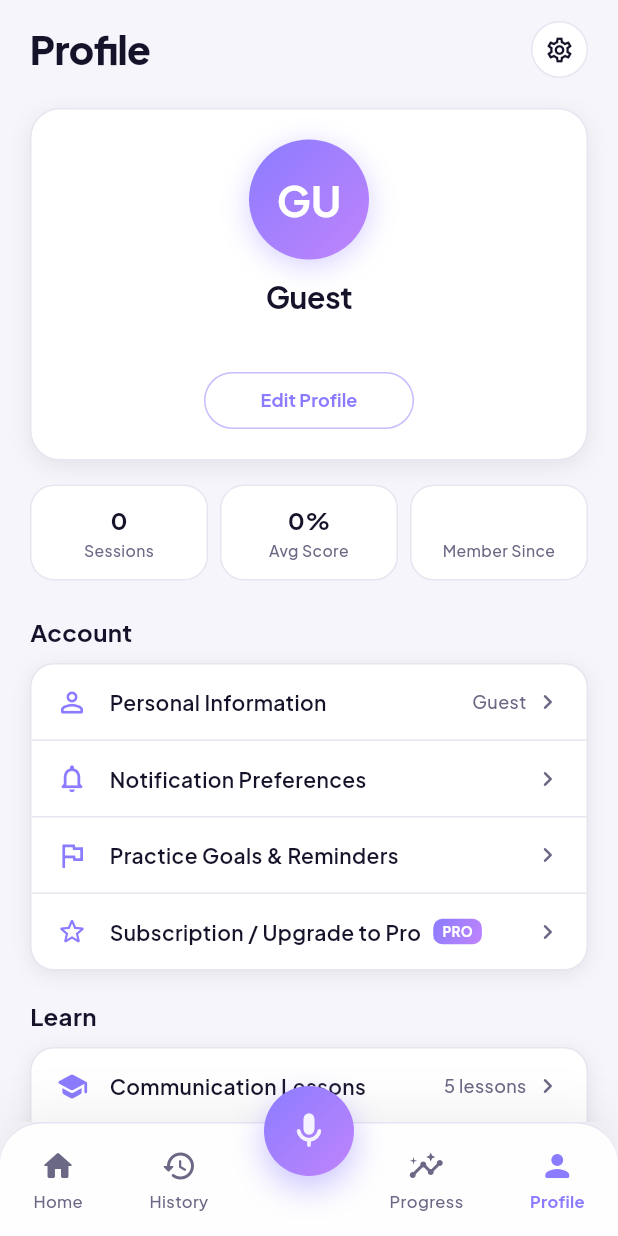
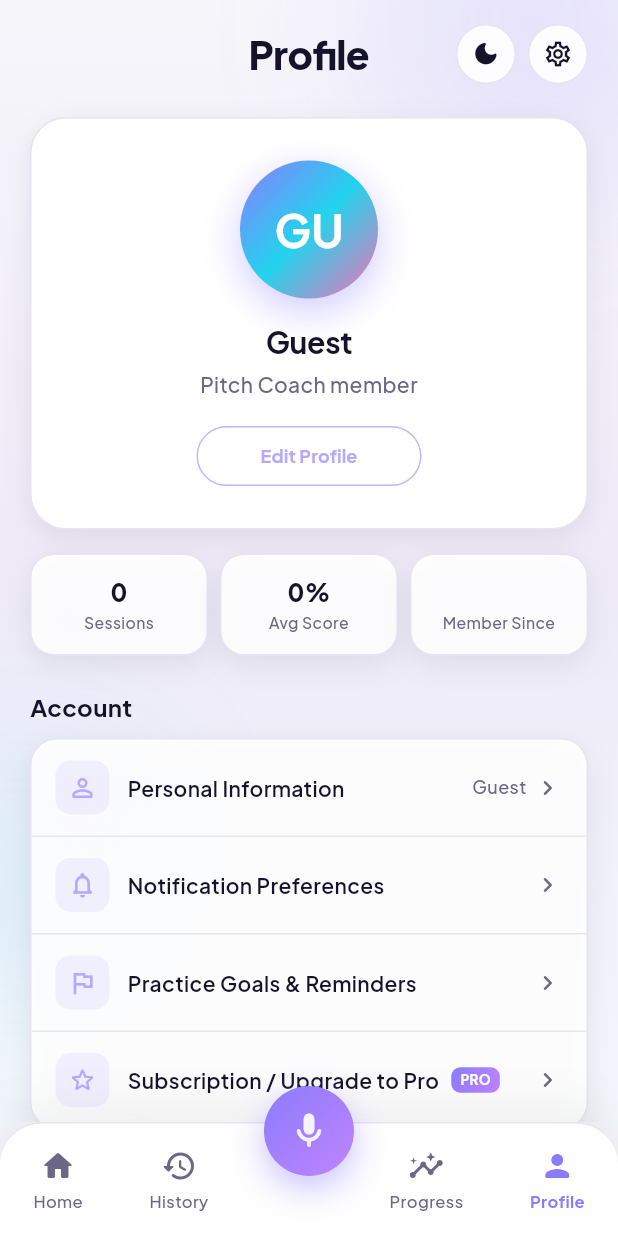
Before and after one commit to Dakshin10/pitch-coach-ai, a Flutter app: the ProfileScreen screen opened by its route, on a phone screen of 412 x 824 dp. Run offline on Flutter 3.47's test engine with Material 3 defaults, Android fonts, the phone set to English and light mode, and no system bars; our stand-ins replace audioplayers, dio, firebase_auth, firebase_core, fl_chart, flutter_local_notifications and 7 more; missing offline and left inert: record; accounts and stored records are empty.

Commit message:
feat: center profile header and improve dark mode profile UI
Co-authored-by: Cursor <cursoragent@cursor.com>

```diff
--- a/lib/features/profile/profile_screen.dart
+++ b/lib/features/profile/profile_screen.dart
@@ -5,8 +5,10 @@ import '../../core/providers/user_provider.dart';
 import '../../core/services/notification_service.dart';
 import '../../core/theme/app_colors.dart';
 import '../../core/theme/app_text_styles.dart';
+import '../../core/widgets/app_atmosphere.dart';
 import '../../core/widgets/bottom_nav_bar.dart';
 import '../../core/widgets/gradient_button.dart';
+import '../../core/widgets/theme_toggle_button.dart';
 
 class ProfileScreen extends StatefulWidget {
   const ProfileScreen({super.key});
@@ -25,41 +27,51 @@ class _ProfileScreenState extends State<ProfileScreen> {
 
     return Scaffold(
       backgroundColor: Theme.of(context).scaffoldBackgroundColor,
-      body: SafeArea(
+      body: AppAtmosphere(
         child: SingleChildScrollView(
           physics: const BouncingScrollPhysics(),
           padding: const EdgeInsets.symmetric(horizontal: 20.0, vertical: 14.0),
           child: Column(
             crossAxisAlignment: CrossAxisAlignment.start,
             children: [
-              // 1. Header Row
-              Row(
-                mainAxisAlignment: MainAxisAlignment.spaceBetween,
+              // 1. Header Row — centered title
+              SizedBox(
+                height: 44,
+                child: Stack(
+                  alignment: Alignment.center,
                   children: [
                     Text(
                       'Profile',
                       style: AppTextStyles.headingXL.copyWith(
-                      color: AppColors.textPrimaryDark,
+                        color: AppColors.textPrimaryOf(context),
                       ),
                     ),
+                    Row(
+                      mainAxisAlignment: MainAxisAlignment.end,
+                      children: [
+                        const ThemeToggleButton(size: 40, compact: true),
+                        const SizedBox(width: 8),
                         GestureDetector(
                           onTap: () => context.push('/profile-setup'),
                           child: Container(
-                      width: 38,
-                      height: 38,
+                            width: 40,
+                            height: 40,
                             decoration: BoxDecoration(
-          color: Theme.of(context).cardTheme.color,
+                              color: AppColors.glassOf(context),
                               shape: BoxShape.circle,
-                        border: Border.all(color: AppColors.divider),
+                              border: Border.all(color: AppColors.borderOf(context)),
                             ),
-                      child: const Icon(
+                            child: Icon(
                               Icons.settings_outlined,
                               size: 20,
-                        color: AppColors.textPrimaryDark,
+                              color: AppColors.textPrimaryOf(context),
                             ),
                           ),
                         ),
                       ],
+                    ),
+                  ],
+                ),
               ),
 
               const SizedBox(height: 20),
@@ -140,9 +152,19 @@ class _ProfileScreenState extends State<ProfileScreen> {
                     children: [
                       Row(
                         children: [
-                          const Icon(Icons.dark_mode_outlined, color: AppColors.primaryPurple, size: 22),
+                          Icon(
+                            Icons.dark_mode_outlined,
+                            color: AppColors.primaryPurpleLight,
+                            size: 22,
+                          ),
                           const SizedBox(width: 14),
-                          Text('Dark Mode', style: AppTextStyles.bodyM.copyWith(fontWeight: FontWeight.w600)),
+                          Text(
+                            'Dark Mode',
+                            style: AppTextStyles.bodyM.copyWith(
+                              fontWeight: FontWeight.w600,
+                              color: AppColors.textPrimaryOf(context),
+                            ),
+                          ),
                         ],
                       ),
                       Switch(
@@ -236,35 +258,37 @@ class _ProfileScreenState extends State<ProfileScreen> {
   }
 
   Widget _buildProfileHeaderCard(UserProfile user) {
-    return Container(
+    return GlassSurface(
+      elevated: true,
+      padding: const EdgeInsets.symmetric(horizontal: 22, vertical: 28),
+      borderRadius: BorderRadius.circular(24),
+      gradient: AppColors.isDark(context)
+          ? LinearGradient(
+              colors: [
+                AppColors.primaryPurple.withValues(alpha: 0.22),
+                AppColors.cardDarkElevated,
+                AppColors.cardDark,
+              ],
+              begin: Alignment.topLeft,
+              end: Alignment.bottomRight,
+            )
+          : null,
+      child: SizedBox(
         width: double.infinity,
-      padding: const EdgeInsets.all(20),
-      decoration: BoxDecoration(
-        color: Theme.of(context).cardTheme.color,
-        borderRadius: BorderRadius.circular(20),
-        border: Border.all(color: AppColors.divider),
-        boxShadow: const [
-          BoxShadow(
-            color: AppColors.cardShadow,
-            blurRadius: 12,
-            offset: Offset(0, 4),
-          ),
-        ],
-      ),
         child: Column(
+          crossAxisAlignment: CrossAxisAlignment.center,
           children: [
-          // Dynamic Avatar with Initials
             Container(
-            width: 80,
-            height: 80,
+              width: 92,
+              height: 92,
               decoration: BoxDecoration(
                 shape: BoxShape.circle,
-              gradient: AppColors.primaryGradient,
+                gradient: AppColors.auroraGradient,
                 boxShadow: [
                   BoxShadow(
-                  color: AppColors.primaryPurple.withValues(alpha: 0.35),
-                  blurRadius: 16,
-                  offset: const Offset(0, 4),
+                    color: AppColors.primaryPurple.withValues(alpha: 0.4),
+                    blurRadius: 22,
+                    offset: const Offset(0, 8),
                   ),
                 ],
               ),
@@ -273,44 +297,55 @@ class _ProfileScreenState extends State<ProfileScreen> {
                   user.initials,
                   style: const TextStyle(
                     color: Colors.white,
-                  fontSize: 28,
+                    fontSize: 30,
                     fontWeight: FontWeight.bold,
                   ),
                 ),
               ),
             ),
-          const SizedBox(height: 12),
+            const SizedBox(height: 16),
             Text(
               user.name,
-            style: AppTextStyles.headingL,
+              style: AppTextStyles.headingL.copyWith(
+                color: AppColors.textPrimaryOf(context),
+              ),
               textAlign: TextAlign.center,
             ),
-          const SizedBox(height: 4),
+            const SizedBox(height: 6),
             Text(
-            user.role,
-            style: AppTextStyles.bodyM.copyWith(color: AppColors.textSecondary),
+              user.role.isEmpty ? 'Pitch Coach member' : user.role,
+              style: AppTextStyles.bodyM.copyWith(
+                color: AppColors.textSecondaryOf(context),
+              ),
               textAlign: TextAlign.center,
             ),
-          const SizedBox(height: 14),
-          SizedBox(
-            width: 140,
-            height: 38,
+            const SizedBox(height: 18),
+            Center(
+              child: SizedBox(
+                width: 150,
+                height: 40,
                 child: OutlinedButton(
                   onPressed: () => context.push('/profile-setup'),
                   style: OutlinedButton.styleFrom(
-                side: BorderSide(color: AppColors.primaryPurple.withValues(alpha: 0.5)),
-                shape: RoundedRectangleBorder(borderRadius: BorderRadius.circular(20)),
+                    side: BorderSide(
+                      color: AppColors.primaryPurple.withValues(alpha: 0.55),
+                    ),
+                    shape: RoundedRectangleBorder(
+                      borderRadius: BorderRadius.circular(20),
+                    ),
                   ),
                   child: Text(
                     'Edit Profile',
                     style: AppTextStyles.caption.copyWith(
-                  color: AppColors.primaryPurple,
+                      color: AppColors.primaryPurpleLight,
                       fontWeight: FontWeight.w700,
                     ),
                   ),
                 ),
               ),
+            ),
           ],
+        ),
       ),
     );
   }
@@ -328,20 +363,17 @@ class _ProfileScreenState extends State<ProfileScreen> {
   }
 
   Widget _buildProfileStatTile(String label, String value) {
-    return Container(
-      padding: const EdgeInsets.symmetric(vertical: 12, horizontal: 8),
-      decoration: BoxDecoration(
-        color: Theme.of(context).cardTheme.color,
+    return GlassSurface(
+      padding: const EdgeInsets.symmetric(vertical: 14, horizontal: 8),
       borderRadius: BorderRadius.circular(16),
-        border: Border.all(color: AppColors.divider),
-      ),
       child: Column(
         children: [
           Text(
             value,
             style: AppTextStyles.headingM.copyWith(
               fontSize: 16,
-              fontWeight: FontWeight.w700,
+              fontWeight: FontWeight.w800,
+              color: AppColors.textPrimaryOf(context),
             ),
           ),
           const SizedBox(height: 2),
@@ -349,7 +381,7 @@ class _ProfileScreenState extends State<ProfileScreen> {
             label,
             style: AppTextStyles.caption.copyWith(
               fontSize: 10.5,
-              color: AppColors.textSecondary,
+              color: AppColors.textSecondaryOf(context),
             ),
             textAlign: TextAlign.center,
           ),
@@ -361,24 +393,16 @@ class _ProfileScreenState extends State<ProfileScreen> {
   Widget _buildSectionTitle(String title) {
     return Text(
       title,
-      style: AppTextStyles.headingM.copyWith(fontSize: 16),
+      style: AppTextStyles.headingM.copyWith(
+        fontSize: 16,
+        color: AppColors.textPrimaryOf(context),
+      ),
     );
   }
 
   Widget _buildSettingsCard(List<Widget> children) {
-    return Container(
-      decoration: BoxDecoration(
-        color: Colors.white,
-        borderRadius: BorderRadius.circular(16),
-        border: Border.all(color: AppColors.divider),
-        boxShadow: const [
-          BoxShadow(
-            color: AppColors.cardShadow,
-            blurRadius: 10,
-            offset: Offset(0, 3),
-          ),
-        ],
-      ),
+    return GlassSurface(
+      borderRadius: BorderRadius.circular(18),
       child: Column(children: children),
     );
   }
@@ -397,16 +421,28 @@ class _ProfileScreenState extends State<ProfileScreen> {
         padding: const EdgeInsets.symmetric(horizontal: 16.0, vertical: 14.0),
         child: Row(
           children: [
-            Icon(icon, color: AppColors.primaryPurple, size: 22),
-            const SizedBox(width: 14),
+            Container(
+              width: 36,
+              height: 36,
+              decoration: BoxDecoration(
+                color: AppColors.primaryPurple.withValues(
+                  alpha: AppColors.isDark(context) ? 0.2 : 0.1,
+                ),
+                borderRadius: BorderRadius.circular(10),
+              ),
+              child: Icon(icon, color: AppColors.primaryPurpleLight, size: 20),
+            ),
+            const SizedBox(width: 12),
             Expanded(
               child: Row(
                 children: [
-                  Text(
+                  Flexible(
+                    child: Text(
                       label,
                       style: AppTextStyles.bodyM.copyWith(
-                      color: AppColors.textPrimaryDark,
+                        color: AppColors.textPrimaryOf(context),
                         fontWeight: FontWeight.w600,
+                      ),
                     ),
                   ),
                   if (badge != null) ...[
@@ -433,13 +469,15 @@ class _ProfileScreenState extends State<ProfileScreen> {
             if (trailingText != null) ...[
               Text(
                 trailingText,
-                style: AppTextStyles.caption.copyWith(color: AppColors.textSecondary),
+                style: AppTextStyles.caption.copyWith(
+                  color: AppColors.textSecondaryOf(context),
+                ),
               ),
               const SizedBox(width: 4),
             ],
-            const Icon(
+            Icon(
               Icons.chevron_right_rounded,
-              color: AppColors.textSecondary,
+              color: AppColors.textSecondaryOf(context),
               size: 20,
             ),
           ],
```
Lines whose indentation alone changed are shown as unchanged.
